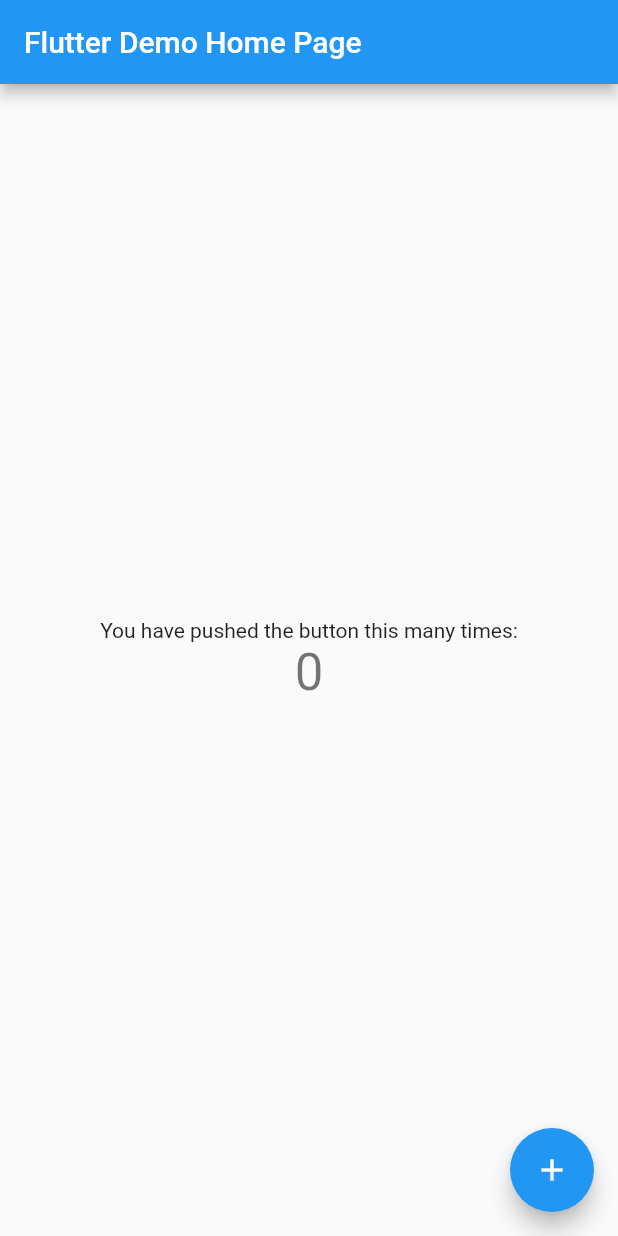
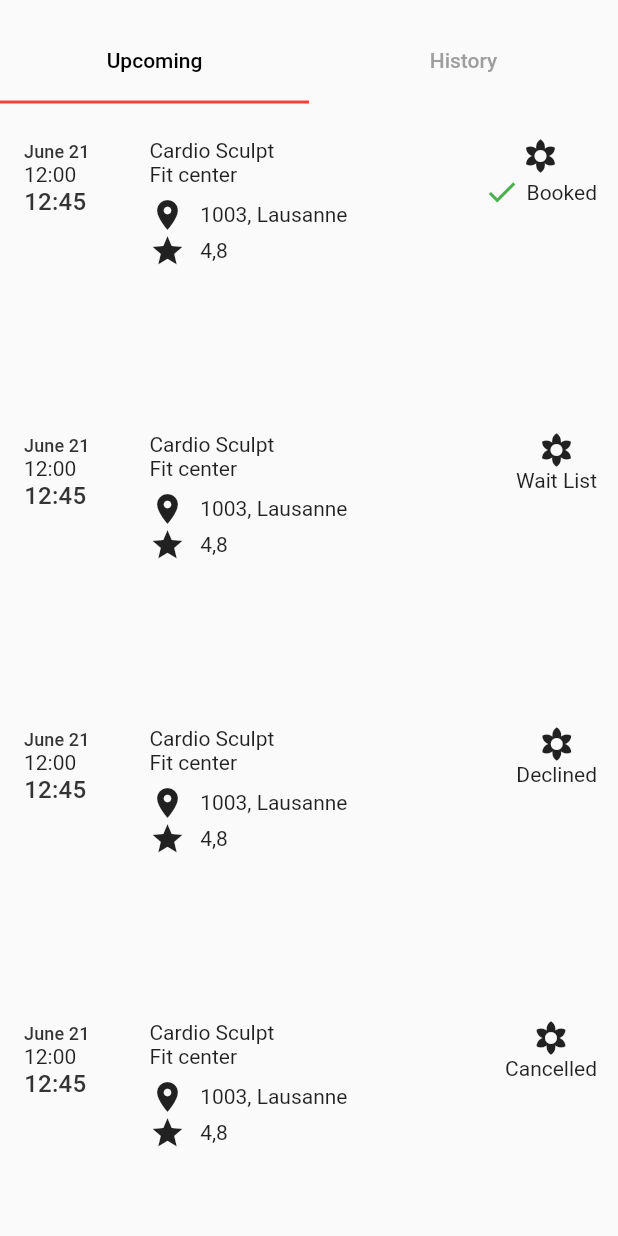
Before and after one commit to bhabinkh/ativiti, a Flutter app: the screen it shows after launch, on a phone screen of 412 x 824 dp. Run offline on Flutter 3.47's test engine with Material 2 defaults, Android fonts, the phone set to English and light mode, and no system bars; Roboto replaces fonts that are missing (IBMPlexSans).

Commit message:
Structure finished typo to be added

```diff
--- /dev/null
+++ b/lib/agenda/agenda_modal.dart
@@ -0,0 +1,99 @@
+import 'package:flutter/material.dart';
+
+class AgendaItem {
+  String agendaTitle;
+  String date;
+  String startTime;
+  String endTime;
+  String location;
+  String place;
+  String rating;
+  AgendaStatus status;
+  AgendaItem(
+      {@required this.agendaTitle,
+      @required this.date,
+      @required this.endTime,
+      @required this.location,
+      @required this.place,
+      @required this.startTime,
+      @required this.rating,
+      @required this.status});
+}
+
+class AgendaStatus {
+  String statusName;
+  Color statusColor;
+  AgendaEnum status;
+  AgendaStatus({
+    @required this.status,
+  }) {
+    switch (this.status) {
+      case AgendaEnum.BOOKED:
+        this.statusName = 'Booked';
+        this.statusColor = Colors.green;
+        break;
+      case AgendaEnum.CANCLED:
+        this.statusName = 'Cancelled';
+        this.statusColor = Colors.red;
+        break;
+      case AgendaEnum.DECLINED:
+        this.statusName = 'Declined';
+        this.statusColor = Colors.black;
+        break;
+      case AgendaEnum.WAIT_LIST:
+        this.statusName = 'Wait List';
+        this.statusColor = Colors.yellow;
+        break;
+    }
+  }
+}
+
+enum AgendaEnum {
+  BOOKED,
+  WAIT_LIST,
+  DECLINED,
+  CANCLED,
+}
+//  TODO: provider changed time/date of the session
+final List<AgendaItem> agendas = <AgendaItem>[
+  AgendaItem(
+    agendaTitle: 'Cardio Sculpt',
+    date: "June 21",
+    startTime: '12:00',
+    endTime: "12:45",
+    location: "1003, Lausanne",
+    place: 'Fit center',
+    rating: '4,8',
+    status: AgendaStatus(status: AgendaEnum.BOOKED),
+  ),
+  AgendaItem(
+    agendaTitle: 'Cardio Sculpt',
+    date: "June 21",
+    startTime: '12:00',
+    endTime: "12:45",
+    location: "1003, Lausanne",
+    place: 'Fit center',
+    rating: '4,8',
+    status: AgendaStatus(status: AgendaEnum.WAIT_LIST),
+  ),
+  AgendaItem(
+    agendaTitle: 'Cardio Sculpt',
+    date: "June 21",
+    startTime: '12:00',
+    endTime: "12:45",
+    location: "1003, Lausanne",
+    place: 'Fit center',
+    rating: '4,8',
+    status: AgendaStatus(status: AgendaEnum.DECLINED),
+  ),
+  AgendaItem(
+    agendaTitle: 'Cardio Sculpt',
+    date: "June 21",
+    startTime: '12:00',
+    endTime: "12:45",
+    location: "1003, Lausanne",
+    place: 'Fit center',
+    rating: '4,8',
+    status: AgendaStatus(status: AgendaEnum.CANCLED),
+  ),
+];
--- /dev/null
+++ b/lib/agenda/agendas.dart
@@ -0,0 +1,202 @@
+import 'package:ativiti/agenda/agenda_modal.dart';
+import 'package:ativiti/themes/typography.dart';
+import 'package:flutter/material.dart';
+
+class AgendasPage extends StatefulWidget {
+  @override
+  _AgendasPageState createState() => _AgendasPageState();
+}
+
+class _AgendasPageState extends State<AgendasPage>
+    with SingleTickerProviderStateMixin {
+  TabController _tabController;
+  @override
+  void initState() {
+    super.initState();
+    _tabController = TabController(
+      vsync: this,
+      length: 2,
+    );
+  }
+
+  @override
+  Widget build(BuildContext context) {
+    return Scaffold(
+      body: Column(
+        children: <Widget>[
+          Container(
+            child: TabBar(
+              controller: _tabController,
+              indicatorColor: Colors.red,
+              labelColor: Colors.black,
+              unselectedLabelColor: Colors.grey,
+              tabs: _AgendaList.agendaHeaders.map((header) {
+                return Container(
+                  height: 67,
+                  padding: EdgeInsets.only(top: 30, bottom: 17),
+                  child: Tab(
+                    child: Text(header.headerText),
+                  ),
+                );
+              }).toList(),
+            ),
+          ),
+          Expanded(
+            child: TabBarView(
+              controller: _tabController,
+              children: <Widget>[
+                _UpcomingAgendasSection(),
+                _PreviousAgendasSection()
+              ],
+            ),
+          )
+        ],
+      ),
+    );
+  }
+}
+
+class _PreviousAgendasSection extends StatelessWidget {
+  const _PreviousAgendasSection({
+    Key key,
+  }) : super(key: key);
+
+  @override
+  Widget build(BuildContext context) {
+    return ListView.builder(
+      itemCount: agendas.length,
+      itemBuilder: (BuildContext context, int i) {
+        return Container(
+          child: Text(
+            agendas[i].agendaTitle,
+            style: TextStyle(color: Colors.black),
+          ),
+        );
+      },
+    );
+  }
+}
+
+class _UpcomingAgendasSection extends StatelessWidget {
+  _UpcomingAgendasSection({
+    Key key,
+  }) : super(key: key);
+
+  @override
+  Widget build(BuildContext context) {
+    return ListView.builder(
+      itemCount: agendas.length,
+      itemBuilder: (BuildContext context, int i) {
+        return Container(
+          padding: EdgeInsets.only(
+            top: 23,
+            left: 16,
+            bottom: 15,
+            right: 14,
+          ),
+          height: 196,
+          width: MediaQuery.of(context).size.width,
+          child: Column(
+            mainAxisSize: MainAxisSize.min,
+            mainAxisAlignment: MainAxisAlignment.start,
+            children: <Widget>[
+              Container(
+                child: Row(
+                  crossAxisAlignment: CrossAxisAlignment.start,
+                  children: <Widget>[
+                    Column(
+                      crossAxisAlignment: CrossAxisAlignment.start,
+                      mainAxisAlignment: MainAxisAlignment.start,
+                      children: <Widget>[
+                        Text(
+                          agendas[i].date,
+                          style: AtivitiTypography.h6LabelBlack,
+                        ),
+                        Text(
+                          agendas[i].startTime,
+                          style: TextStyle(fontFamily: 'IBMPlexSans'),
+                        ),
+                        Text(
+                          agendas[i].endTime,
+                          style: AtivitiTypography.h4TitleMenuBlack,
+                        ),
+                      ],
+                    ),
+                    SizedBox(
+                      width: 40,
+                    ),
+                    Column(
+                      mainAxisAlignment: MainAxisAlignment.start,
+                      crossAxisAlignment: CrossAxisAlignment.start,
+                      children: <Widget>[
+                        Text(agendas[i].agendaTitle),
+                        Text(agendas[i].place),
+                        SizedBox(
+                          height: 7,
+                        ),
+                        Row(
+                          children: <Widget>[
+                            Icon(Icons.location_on),
+                            SizedBox(
+                              width: 9.8,
+                            ),
+                            Text(agendas[i].location),
+                          ],
+                        ),
+                        Row(
+                          children: <Widget>[
+                            Icon(Icons.star),
+                            SizedBox(
+                              width: 9.8,
+                            ),
+                            Text(agendas[i].rating),
+                          ],
+                        ),
+                      ],
+                    ),
+                    Expanded(
+                      child: Container(),
+                    ),
+                    Column(
+                      mainAxisAlignment: MainAxisAlignment.spaceBetween,
+                      children: <Widget>[
+                        Icon(Icons.filter_vintage),
+                        Row(
+                          children: <Widget>[
+                            if (agendas[i].status.status ==
+                                AgendaEnum.BOOKED) ...[
+                              Icon(
+                                Icons.check,
+                                color: Colors.green,
+                              ),
+                              SizedBox(
+                                width: 4.5,
+                              ),
+                            ],
+                            Text(agendas[i].status.statusName)
+                          ],
+                        )
+                      ],
+                    )
+                  ],
+                ),
+              )
+            ],
+          ),
+        );
+      },
+    );
+  }
+}
+
+class _AgendaTabHeader {
+  final String headerText;
+  _AgendaTabHeader({@required this.headerText}) : assert(headerText != null);
+}
+
+class _AgendaList {
+  static List<_AgendaTabHeader> agendaHeaders = [
+    _AgendaTabHeader(headerText: 'Upcoming'),
+    _AgendaTabHeader(headerText: 'History')
+  ];
+}
--- /dev/null
+++ b/lib/application.dart
@@ -0,0 +1,12 @@
+import 'package:ativiti/agenda/agendas.dart';
+import 'package:flutter/material.dart';
+
+class Application extends StatelessWidget {
+  @override
+  Widget build(BuildContext context) {
+    return MaterialApp(
+      debugShowCheckedModeBanner: false,
+      home: AgendasPage(),
+    );
+  }
+}
--- a/lib/main.dart
+++ b/lib/main.dart
@@ -1,111 +1,15 @@
+import 'package:ativiti/application.dart';
 import 'package:flutter/material.dart';
+import 'package:flutter/services.dart';
 
-void main() => runApp(MyApp());
+void main() {
+  SystemChrome.setEnabledSystemUIOverlays([]);
+  runApp(MyApp());
+}
 
 class MyApp extends StatelessWidget {
-  // This widget is the root of your application.
   @override
   Widget build(BuildContext context) {
-    return MaterialApp(
-      title: 'Flutter Demo',
-      theme: ThemeData(
-        // This is the theme of your application.
-        //
-        // Try running your application with "flutter run". You'll see the
-        // application has a blue toolbar. Then, without quitting the app, try
-        // changing the primarySwatch below to Colors.green and then invoke
-        // "hot reload" (press "r" in the console where you ran "flutter run",
-        // or simply save your changes to "hot reload" in a Flutter IDE).
-        // Notice that the counter didn't reset back to zero; the application
-        // is not restarted.
-        primarySwatch: Colors.blue,
-      ),
-      home: MyHomePage(title: 'Flutter Demo Home Page'),
-    );
+    return Application();
   }
 }
-
-class MyHomePage extends StatefulWidget {
-  MyHomePage({Key key, this.title}) : super(key: key);
-
-  // This widget is the home page of your application. It is stateful, meaning
-  // that it has a State object (defined below) that contains fields that affect
-  // how it looks.
-
-  // This class is the configuration for the state. It holds the values (in this
-  // case the title) provided by the parent (in this case the App widget) and
-  // used by the build method of the State. Fields in a Widget subclass are
-  // always marked "final".
-
-  final String title;
-
-  @override
-  _MyHomePageState createState() => _MyHomePageState();
-}
-
-class _MyHomePageState extends State<MyHomePage> {
-  int _counter = 0;
-
-  void _incrementCounter() {
-    setState(() {
-      // This call to setState tells the Flutter framework that something has
-      // changed in this State, which causes it to rerun the build method below
-      // so that the display can reflect the updated values. If we changed
-      // _counter without calling setState(), then the build method would not be
-      // called again, and so nothing would appear to happen.
-      _counter++;
-    });
-  }
-
-  @override
-  Widget build(BuildContext context) {
-    // This method is rerun every time setState is called, for instance as done
-    // by the _incrementCounter method above.
-    //
-    // The Flutter framework has been optimized to make rerunning build methods
-    // fast, so that you can just rebuild anything that needs updating rather
-    // than having to individually change instances of widgets.
-    return Scaffold(
-      appBar: AppBar(
-        // Here we take the value from the MyHomePage object that was created by
-        // the App.build method, and use it to set our appbar title.
-        title: Text(widget.title),
-      ),
-      body: Center(
-        // Center is a layout widget. It takes a single child and positions it
-        // in the middle of the parent.
-        child: Column(
-          // Column is also layout widget. It takes a list of children and
-          // arranges them vertically. By default, it sizes itself to fit its
-          // children horizontally, and tries to be as tall as its parent.
-          //
-          // Invoke "debug painting" (press "p" in the console, choose the
-          // "Toggle Debug Paint" action from the Flutter Inspector in Android
-          // Studio, or the "Toggle Debug Paint" command in Visual Studio Code)
-          // to see the wireframe for each widget.
-          //
-          // Column has various properties to control how it sizes itself and
-          // how it positions its children. Here we use mainAxisAlignment to
-          // center the children vertically; the main axis here is the vertical
-          // axis because Columns are vertical (the cross axis would be
-          // horizontal).
-          mainAxisAlignment: MainAxisAlignment.center,
-          children: <Widget>[
-            Text(
-              'You have pushed the button this many times:',
-            ),
-            Text(
-              '$_counter',
-              style: Theme.of(context).textTheme.display1,
-            ),
-          ],
-        ),
-      ),
-      floatingActionButton: FloatingActionButton(
-        onPressed: _incrementCounter,
-        tooltip: 'Increment',
-        child: Icon(Icons.add),
-      ), // This trailing comma makes auto-formatting nicer for build methods.
-    );
-  }
-}
```
Also changed, not shown: pubspec.yaml (+1 -7 lines), pubspec.lock.
